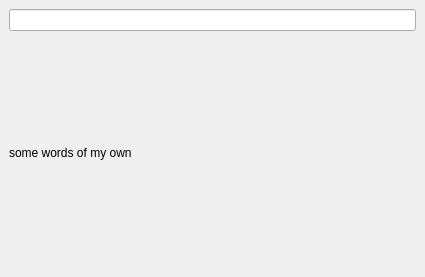
Above: hydrological_analysis_tool/hydrological_analysis_tool_dockwidget_base.ui from samsammurphy/qgis-plugin before the change. Below: the same form after it.
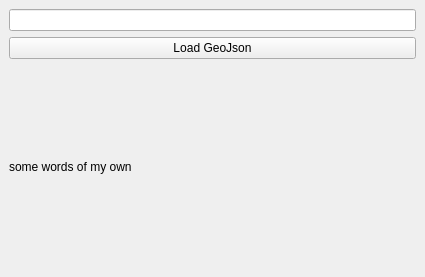
That is the form after the change.

What changed in the file:
```diff
--- a/hydrological_analysis_tool/hydrological_analysis_tool_dockwidget_base.ui
+++ b/hydrological_analysis_tool/hydrological_analysis_tool_dockwidget_base.ui
@@ -15,7 +15,7 @@
   </property>
   <widget class="QWidget" name="dockWidgetContents">
    <layout class="QGridLayout" name="gridLayout">
-    <item row="1" column="0">
+    <item row="2" column="0">
      <widget class="QLabel" name="label">
       <property name="text">
        <string>some words of my own</string>
@@ -25,6 +25,13 @@
     <item row="0" column="0">
      <widget class="QLineEdit" name="lineEdit"/>
     </item>
+    <item row="1" column="0">
+     <widget class="QPushButton" name="pushButton">
+      <property name="text">
+       <string>Load GeoJson</string>
+      </property>
+     </widget>
+    </item>
    </layout>
   </widget>
  </widget>
```
